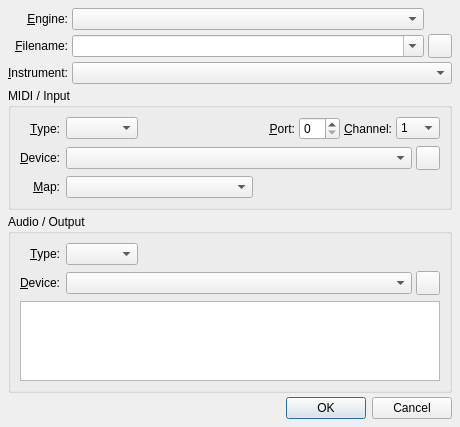
Qt form src/qsamplerChannelForm.ui (rncbc/qsampler) before a commit.
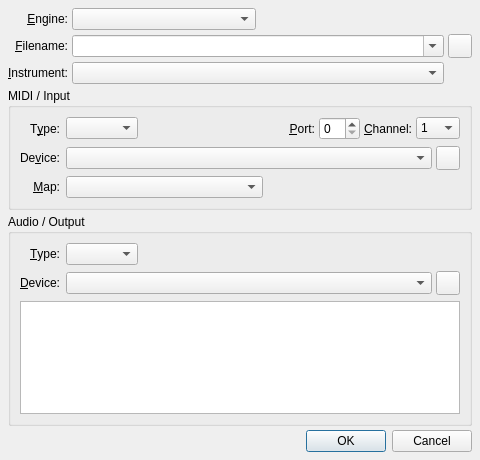
The same form after that commit. Icons and pictures are not drawn.

Commit message: - Sampler channel dialog layout fix.

The edit to the form file:
```diff
--- a/src/qsamplerChannelForm.ui
+++ b/src/qsamplerChannelForm.ui
@@ -21,13 +21,13 @@
 
 </comment>
  <class>qsamplerChannelForm</class>
- <widget class="QDialog" name="qsamplerChannelForm" >
-  <property name="geometry" >
+ <widget class="QDialog" name="qsamplerChannelForm">
+  <property name="geometry">
    <rect>
     <x>0</x>
     <y>0</y>
-    <width>460</width>
-    <height>320</height>
+    <width>480</width>
+    <height>460</height>
    </rect>
   </property>
   <property name="focusPolicy" >
@@ -39,26 +39,101 @@
   <property name="windowIcon" >
    <iconset resource="qsampler.qrc" >:/images/qsamplerChannel.png</iconset>
   </property>
-  <layout class="QVBoxLayout" >
-   <property name="margin" >
-    <number>8</number>
-   </property>
-   <property name="spacing" >
-    <number>4</number>
-   </property>
+  <layout class="QVBoxLayout">
    <item>
-    <layout class="QGridLayout" >
-     <item row="1" column="2" >
-      <widget class="QToolButton" name="InstrumentFileToolButton" >
-       <property name="sizePolicy" >
-        <sizepolicy>
-         <hsizetype>0</hsizetype>
-         <vsizetype>0</vsizetype>
+    <layout class="QGridLayout">
+     <item row="0" column="0">
+      <widget class="QLabel" name="EngineNameTextLabel">
+       <property name="text">
+        <string>&amp;Engine:</string>
+       </property>
+       <property name="alignment">
+        <set>Qt::AlignRight|Qt::AlignTrailing|Qt::AlignVCenter</set>
+       </property>
+       <property name="wordWrap">
+        <bool>false</bool>
+       </property>
+       <property name="buddy">
+        <cstring>EngineNameComboBox</cstring>
+       </property>
+      </widget>
+     </item>
+     <item row="0" column="1">
+      <widget class="QComboBox" name="EngineNameComboBox">
+       <property name="sizePolicy">
+        <sizepolicy hsizetype="Expanding" vsizetype="Fixed">
          <horstretch>0</horstretch>
          <verstretch>0</verstretch>
         </sizepolicy>
        </property>
-       <property name="minimumSize" >
+       <property name="toolTip">
+        <string>Engine name</string>
+       </property>
+      </widget>
+     </item>
+     <item row="0" column="2">
+      <spacer>
+       <property name="orientation">
+        <enum>Qt::Horizontal</enum>
+       </property>
+       <property name="sizeType">
+        <enum>QSizePolicy::Expanding</enum>
+       </property>
+       <property name="sizeHint">
+        <size>
+         <width>20</width>
+         <height>20</height>
+        </size>
+       </property>
+      </spacer>
+     </item>
+     <item row="1" column="0">
+      <widget class="QLabel" name="InstrumentFileTextLabel">
+       <property name="text">
+        <string>&amp;Filename:</string>
+       </property>
+       <property name="alignment">
+        <set>Qt::AlignRight|Qt::AlignTrailing|Qt::AlignVCenter</set>
+       </property>
+       <property name="wordWrap">
+        <bool>false</bool>
+       </property>
+       <property name="buddy">
+        <cstring>InstrumentFileComboBox</cstring>
+       </property>
+      </widget>
+     </item>
+     <item row="1" column="1" colspan="2">
+      <widget class="QComboBox" name="InstrumentFileComboBox">
+       <property name="sizePolicy">
+        <sizepolicy hsizetype="Expanding" vsizetype="Fixed">
+         <horstretch>0</horstretch>
+         <verstretch>0</verstretch>
+        </sizepolicy>
+       </property>
+       <property name="minimumSize">
+        <size>
+         <width>320</width>
+         <height>0</height>
+        </size>
+       </property>
+       <property name="toolTip">
+        <string>Instrument filename</string>
+       </property>
+       <property name="editable">
+        <bool>true</bool>
+       </property>
+      </widget>
+     </item>
+     <item row="1" column="3">
+      <widget class="QToolButton" name="InstrumentFileToolButton">
+       <property name="sizePolicy">
+        <sizepolicy hsizetype="Fixed" vsizetype="Fixed">
+         <horstretch>0</horstretch>
+         <verstretch>0</verstretch>
+        </sizepolicy>
+       </property>
+       <property name="minimumSize">
         <size>
          <width>24</width>
          <height>24</height>
@@ -84,77 +159,9 @@
        </property>
       </widget>
      </item>
-     <item row="2" column="1" colspan="2" >
-      <widget class="QComboBox" name="InstrumentNrComboBox" >
-       <property name="sizePolicy" >
-        <sizepolicy>
-         <hsizetype>7</hsizetype>
-         <vsizetype>0</vsizetype>
-         <horstretch>0</horstretch>
-         <verstretch>0</verstretch>
-        </sizepolicy>
-       </property>
-       <property name="minimumSize" >
-        <size>
-         <width>320</width>
-         <height>0</height>
-        </size>
-       </property>
-       <property name="toolTip" >
-        <string>Instrument name</string>
-       </property>
-      </widget>
-     </item>
-     <item row="0" column="0" >
-      <widget class="QLabel" name="EngineNameTextLabel" >
-       <property name="text" >
-        <string>&amp;Engine:</string>
-       </property>
-       <property name="alignment" >
-        <set>Qt::AlignRight|Qt::AlignTrailing|Qt::AlignVCenter</set>
-       </property>
-       <property name="wordWrap" >
-        <bool>false</bool>
-       </property>
-       <property name="buddy" >
-        <cstring>EngineNameComboBox</cstring>
-       </property>
-      </widget>
-     </item>
-     <item row="0" column="1" colspan="1" >
-      <widget class="QComboBox" name="EngineNameComboBox" >
-       <property name="sizePolicy" >
-        <sizepolicy>
-         <hsizetype>7</hsizetype>
-         <vsizetype>0</vsizetype>
-         <horstretch>0</horstretch>
-         <verstretch>0</verstretch>
-        </sizepolicy>
-       </property>
-       <property name="toolTip" >
-        <string>Engine name</string>
-       </property>
-      </widget>
-     </item>
-     <item row="1" column="0" >
-      <widget class="QLabel" name="InstrumentFileTextLabel" >
-       <property name="text" >
-        <string>&amp;Filename:</string>
-       </property>
-       <property name="alignment" >
-        <set>Qt::AlignRight|Qt::AlignTrailing|Qt::AlignVCenter</set>
-       </property>
-       <property name="wordWrap" >
-        <bool>false</bool>
-       </property>
-       <property name="buddy" >
-        <cstring>InstrumentFileComboBox</cstring>
-       </property>
-      </widget>
-     </item>
-     <item row="2" column="0" >
-      <widget class="QLabel" name="InstrumentNrTextLabel" >
-       <property name="text" >
+     <item row="2" column="0">
+      <widget class="QLabel" name="InstrumentNrTextLabel">
+       <property name="text">
         <string>&amp;Instrument:</string>
        </property>
        <property name="alignment" >
@@ -168,12 +175,10 @@
        </property>
       </widget>
      </item>
-     <item row="1" column="1" >
-      <widget class="QComboBox" name="InstrumentFileComboBox" >
-       <property name="sizePolicy" >
-        <sizepolicy>
-         <hsizetype>7</hsizetype>
-         <vsizetype>0</vsizetype>
+     <item row="2" column="1" colspan="2">
+      <widget class="QComboBox" name="InstrumentNrComboBox">
+       <property name="sizePolicy">
+        <sizepolicy hsizetype="Expanding" vsizetype="Fixed">
          <horstretch>0</horstretch>
          <verstretch>0</verstretch>
         </sizepolicy>
@@ -184,11 +189,8 @@
          <height>0</height>
         </size>
        </property>
-       <property name="toolTip" >
-        <string>Instrument filename</string>
-       </property>
-       <property name="editable" >
-        <bool>true</bool>
+       <property name="toolTip">
+        <string>Instrument name</string>
        </property>
       </widget>
      </item>
@@ -203,23 +205,39 @@
       <property name="margin" >
        <number>9</number>
       </property>
-      <property name="spacing" >
+      <property name="topMargin">
+       <number>9</number>
+      </property>
+      <property name="rightMargin">
+       <number>9</number>
+      </property>
+      <property name="bottomMargin">
+       <number>9</number>
+      </property>
+      <property name="spacing">
        <number>6</number>
       </property>
-      <item row="1" column="1" >
-       <layout class="QHBoxLayout" >
-        <property name="margin" >
-         <number>0</number>
-        </property>
-        <property name="spacing" >
+      <item row="1" column="1">
+       <layout class="QHBoxLayout">
+        <property name="spacing">
          <number>4</number>
         </property>
+        <property name="leftMargin">
+         <number>0</number>
+        </property>
+        <property name="topMargin">
+         <number>0</number>
+        </property>
+        <property name="rightMargin">
+         <number>0</number>
+        </property>
+        <property name="bottomMargin">
+         <number>0</number>
+        </property>
         <item>
-         <widget class="QComboBox" name="MidiDeviceComboBox" >
-          <property name="sizePolicy" >
-           <sizepolicy>
-            <hsizetype>7</hsizetype>
-            <vsizetype>0</vsizetype>
+         <widget class="QComboBox" name="MidiDeviceComboBox">
+          <property name="sizePolicy">
+           <sizepolicy hsizetype="Expanding" vsizetype="Fixed">
             <horstretch>0</horstretch>
             <verstretch>0</verstretch>
            </sizepolicy>
@@ -230,11 +248,9 @@
          </widget>
         </item>
         <item>
-         <widget class="QToolButton" name="MidiDeviceToolButton" >
-          <property name="sizePolicy" >
-           <sizepolicy>
-            <hsizetype>0</hsizetype>
-            <vsizetype>0</vsizetype>
+         <widget class="QToolButton" name="MidiDeviceToolButton">
+          <property name="sizePolicy">
+           <sizepolicy hsizetype="Fixed" vsizetype="Fixed">
             <horstretch>0</horstretch>
             <verstretch>0</verstretch>
            </sizepolicy>
@@ -283,10 +299,10 @@
         </property>
        </widget>
       </item>
-      <item row="1" column="0" >
-       <widget class="QLabel" name="MidiDeviceTextLabel" >
-        <property name="text" >
-         <string>&amp;Device:</string>
+      <item row="1" column="0">
+       <widget class="QLabel" name="MidiDeviceTextLabel">
+        <property name="text">
+         <string>De&amp;vice:</string>
         </property>
         <property name="alignment" >
          <set>Qt::AlignRight|Qt::AlignTrailing|Qt::AlignVCenter</set>
@@ -299,20 +315,27 @@
         </property>
        </widget>
       </item>
-      <item row="2" column="1" >
-       <layout class="QHBoxLayout" >
-        <property name="margin" >
-         <number>0</number>
-        </property>
-        <property name="spacing" >
+      <item row="2" column="1">
+       <layout class="QHBoxLayout">
+        <property name="spacing">
          <number>4</number>
         </property>
+        <property name="leftMargin">
+         <number>0</number>
+        </property>
+        <property name="topMargin">
+         <number>0</number>
+        </property>
+        <property name="rightMargin">
+         <number>0</number>
+        </property>
+        <property name="bottomMargin">
+         <number>0</number>
+        </property>
         <item>
-         <widget class="QComboBox" name="MidiMapComboBox" >
-          <property name="sizePolicy" >
-           <sizepolicy>
-            <hsizetype>7</hsizetype>
-            <vsizetype>0</vsizetype>
+         <widget class="QComboBox" name="MidiMapComboBox">
+          <property name="sizePolicy">
+           <sizepolicy hsizetype="Expanding" vsizetype="Fixed">
             <horstretch>0</horstretch>
             <verstretch>0</verstretch>
            </sizepolicy>
@@ -330,9 +353,9 @@
           <property name="sizeType" >
            <enum>QSizePolicy::Expanding</enum>
           </property>
-          <property name="sizeHint" >
+          <property name="sizeHint">
            <size>
-            <width>160</width>
+            <width>20</width>
             <height>20</height>
            </size>
           </property>
@@ -340,10 +363,10 @@
         </item>
        </layout>
       </item>
-      <item row="0" column="0" >
-       <widget class="QLabel" name="MidiDriverTextLabel" >
-        <property name="text" >
-         <string>&amp;Type:</string>
+      <item row="0" column="0">
+       <widget class="QLabel" name="MidiDriverTextLabel">
+        <property name="text">
+         <string>T&amp;ype:</string>
         </property>
         <property name="alignment" >
          <set>Qt::AlignRight|Qt::AlignTrailing|Qt::AlignVCenter</set>
@@ -356,14 +379,23 @@
         </property>
        </widget>
       </item>
-      <item row="0" column="1" >
-       <layout class="QHBoxLayout" >
-        <property name="margin" >
-         <number>0</number>
-        </property>
-        <property name="spacing" >
+      <item row="0" column="1">
+       <layout class="QHBoxLayout">
+        <property name="spacing">
          <number>4</number>
         </property>
+        <property name="leftMargin">
+         <number>0</number>
+        </property>
+        <property name="topMargin">
+         <number>0</number>
+        </property>
+        <property name="rightMargin">
+         <number>0</number>
+        </property>
+        <property name="bottomMargin">
+         <number>0</number>
+        </property>
         <item>
          <widget class="QComboBox" name="MidiDriverComboBox" >
           <property name="sizePolicy" >
@@ -536,35 +568,60 @@
      <property name="title" >
       <string>Audio / Output</string>
      </property>
-     <layout class="QVBoxLayout" >
-      <property name="margin" >
-       <number>9</number>
-      </property>
-      <property name="spacing" >
+     <layout class="QVBoxLayout">
+      <property name="spacing">
        <number>6</number>
       </property>
+      <property name="leftMargin">
+       <number>9</number>
+      </property>
+      <property name="topMargin">
+       <number>9</number>
+      </property>
+      <property name="rightMargin">
+       <number>9</number>
+      </property>
+      <property name="bottomMargin">
+       <number>9</number>
+      </property>
       <item>
        <layout class="QGridLayout" >
         <property name="margin" >
          <number>0</number>
         </property>
-        <property name="spacing" >
+        <property name="topMargin">
+         <number>0</number>
+        </property>
+        <property name="rightMargin">
+         <number>0</number>
+        </property>
+        <property name="bottomMargin">
+         <number>0</number>
+        </property>
+        <property name="spacing">
          <number>6</number>
         </property>
-        <item row="1" column="1" >
-         <layout class="QHBoxLayout" >
-          <property name="margin" >
-           <number>0</number>
-          </property>
-          <property name="spacing" >
+        <item row="1" column="1">
+         <layout class="QHBoxLayout">
+          <property name="spacing">
            <number>4</number>
           </property>
+          <property name="leftMargin">
+           <number>0</number>
+          </property>
+          <property name="topMargin">
+           <number>0</number>
+          </property>
+          <property name="rightMargin">
+           <number>0</number>
+          </property>
+          <property name="bottomMargin">
+           <number>0</number>
+          </property>
           <item>
-           <widget class="QComboBox" name="AudioDeviceComboBox" >
-            <property name="sizePolicy" >
-             <sizepolicy>
-              <hsizetype>7</hsizetype>
-              <vsizetype>0</vsizetype>
+           <widget class="QComboBox" name="AudioDeviceComboBox">
+            <property name="sizePolicy">
+             <sizepolicy hsizetype="Expanding" vsizetype="Fixed">
               <horstretch>0</horstretch>
               <verstretch>0</verstretch>
              </sizepolicy>
@@ -575,11 +632,9 @@
            </widget>
           </item>
           <item>
-           <widget class="QToolButton" name="AudioDeviceToolButton" >
-            <property name="sizePolicy" >
-             <sizepolicy>
-              <hsizetype>0</hsizetype>
-              <vsizetype>0</vsizetype>
+           <widget class="QToolButton" name="AudioDeviceToolButton">
+            <property name="sizePolicy">
+             <sizepolicy hsizetype="Fixed" vsizetype="Fixed">
               <horstretch>0</horstretch>
               <verstretch>0</verstretch>
              </sizepolicy>
@@ -628,14 +683,23 @@
           </property>
          </widget>
         </item>
-        <item row="0" column="1" >
-         <layout class="QHBoxLayout" >
-          <property name="margin" >
-           <number>0</number>
-          </property>
-          <property name="spacing" >
+        <item row="0" column="1">
+         <layout class="QHBoxLayout">
+          <property name="spacing">
            <number>4</number>
           </property>
+          <property name="leftMargin">
+           <number>0</number>
+          </property>
+          <property name="topMargin">
+           <number>0</number>
+          </property>
+          <property name="rightMargin">
+           <number>0</number>
+          </property>
+          <property name="bottomMargin">
+           <number>0</number>
+          </property>
           <item>
            <widget class="QComboBox" name="AudioDriverComboBox" >
             <property name="sizePolicy" >
@@ -653,13 +717,13 @@
           </item>
           <item>
            <spacer>
-            <property name="orientation" >
+            <property name="orientation">
              <enum>Qt::Horizontal</enum>
             </property>
-            <property name="sizeType" >
+            <property name="sizeType">
              <enum>QSizePolicy::Expanding</enum>
             </property>
-            <property name="sizeHint" >
+            <property name="sizeHint">
              <size>
               <width>20</width>
               <height>20</height>
@@ -688,11 +752,9 @@
        </layout>
       </item>
       <item>
-       <widget class="QTableView" name="AudioRoutingTable" >
-        <property name="sizePolicy" >
-         <sizepolicy>
-          <hsizetype>7</hsizetype>
-          <vsizetype>7</vsizetype>
+       <widget class="QTableView" name="AudioRoutingTable">
+        <property name="sizePolicy">
+         <sizepolicy hsizetype="Expanding" vsizetype="Expanding">
           <horstretch>0</horstretch>
           <verstretch>0</verstretch>
          </sizepolicy>
@@ -723,7 +785,7 @@
    </item>
   </layout>
  </widget>
- <layoutdefault spacing="4" margin="8" />
+ <layoutdefault spacing="4" margin="8"/>
  <tabstops>
   <tabstop>EngineNameComboBox</tabstop>
   <tabstop>InstrumentFileComboBox</tabstop>
```
Left out of the diff: 232 changed lines with no effect on the pictures. The commit also changes 3 other files.
